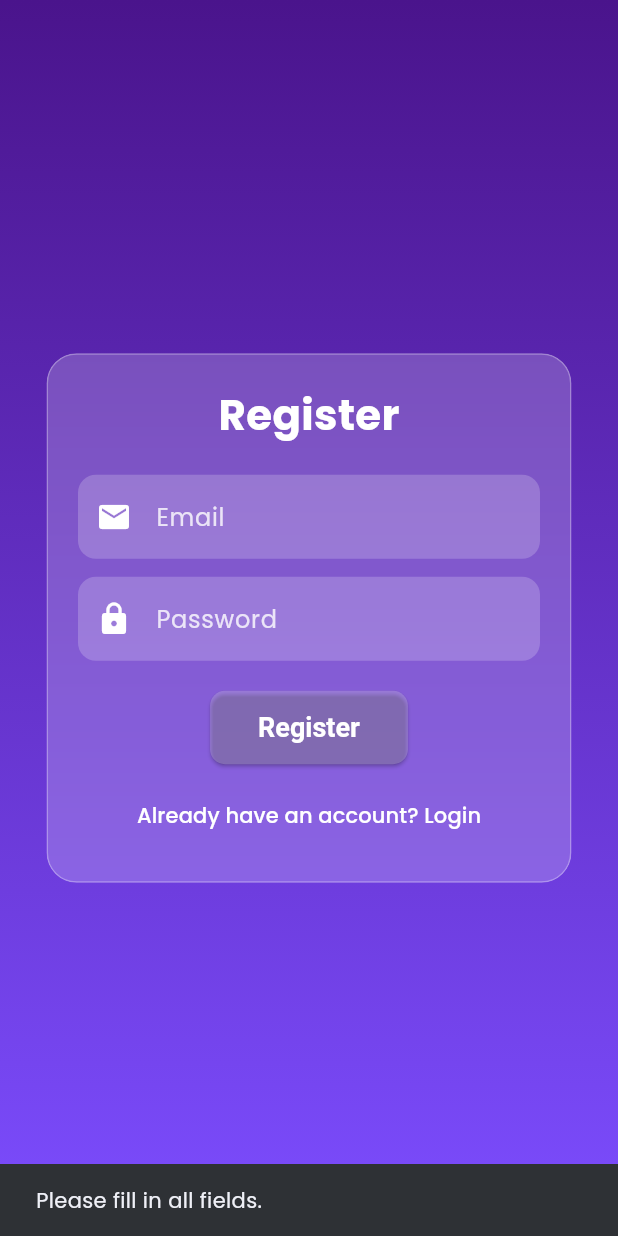
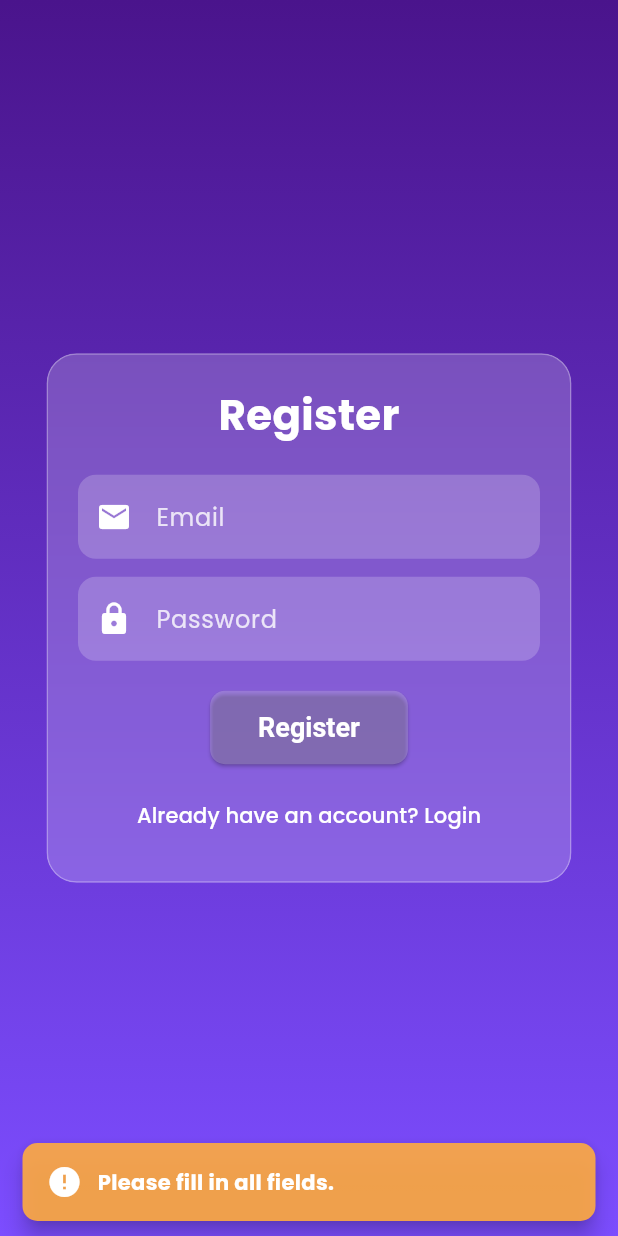
Before and after one commit to mhdthariq/StudentApp, a Flutter app: the RegisterPage screen opened by its route, after a tap on "Register", on a phone screen of 412 x 824 dp. Run offline on Flutter 3.47's test engine with Material 3 defaults, Android fonts, the phone set to English and light mode, and no system bars; our stand-ins replace form_builder_validators, go_router, google_fonts, shared_preferences, sqflite; accounts and stored records are empty.

Commit message:
Revise the design

```diff
--- a/lib/screens/auth/register_page.dart
+++ b/lib/screens/auth/register_page.dart
@@ -15,6 +15,22 @@ class _RegisterPageState extends State<RegisterPage> {
   final TextEditingController emailController = TextEditingController();
   final TextEditingController passwordController = TextEditingController();
 
+  void _showSnackbar(String message, Color color, IconData icon) {
+    final snackBar = SnackBar(
+      content: Row(
+        children: [
+          Icon(icon, color: Colors.white),
+          SizedBox(width: 10),
+          Expanded(child: Text(message, style: TextStyle(color: Colors.white, fontWeight: FontWeight.bold))),
+        ],
+      ),
+      backgroundColor: color.withOpacity(0.9),
+      behavior: SnackBarBehavior.floating,
+      shape: RoundedRectangleBorder(borderRadius: BorderRadius.circular(10)),
+    );
+    ScaffoldMessenger.of(context).showSnackBar(snackBar);
+  }
+
   Future<void> _register() async {
     String email = emailController.text.trim();
     String password = passwordController.text.trim();
@@ -24,20 +40,14 @@ class _RegisterPageState extends State<RegisterPage> {
       final existingUser = await dbHelper.getUserByEmail(email);
 
       if (existingUser != null) {
-        ScaffoldMessenger.of(context).showSnackBar(
-          SnackBar(content: Text("Email already exists! Please log in.")),
-        );
+        _showSnackbar("Email already exists! Please log in.", Colors.redAccent, Icons.warning);
       } else {
         await dbHelper.registerUser(User(email: email, password: password));
-        ScaffoldMessenger.of(context).showSnackBar(
-          SnackBar(content: Text("Registration successful! Please log in.")),
-        );
+        _showSnackbar("Registration successful! Please log in.", Colors.greenAccent, Icons.check_circle);
         context.go('/login');
       }
     } else {
-      ScaffoldMessenger.of(context).showSnackBar(
-        SnackBar(content: Text("Please fill in all fields.")),
-      );
+      _showSnackbar("Please fill in all fields.", Colors.orangeAccent, Icons.error);
     }
   }
 
@@ -46,7 +56,6 @@ class _RegisterPageState extends State<RegisterPage> {
     return Scaffold(
       body: Stack(
         children: [
-          // Background gradient
           Container(
             decoration: BoxDecoration(
               gradient: LinearGradient(
```
Also changed, not shown: lib/screens/add_update_page.dart (+21 -4 lines), lib/screens/auth/login_page.dart (+18 -4 lines), 4 other files.
